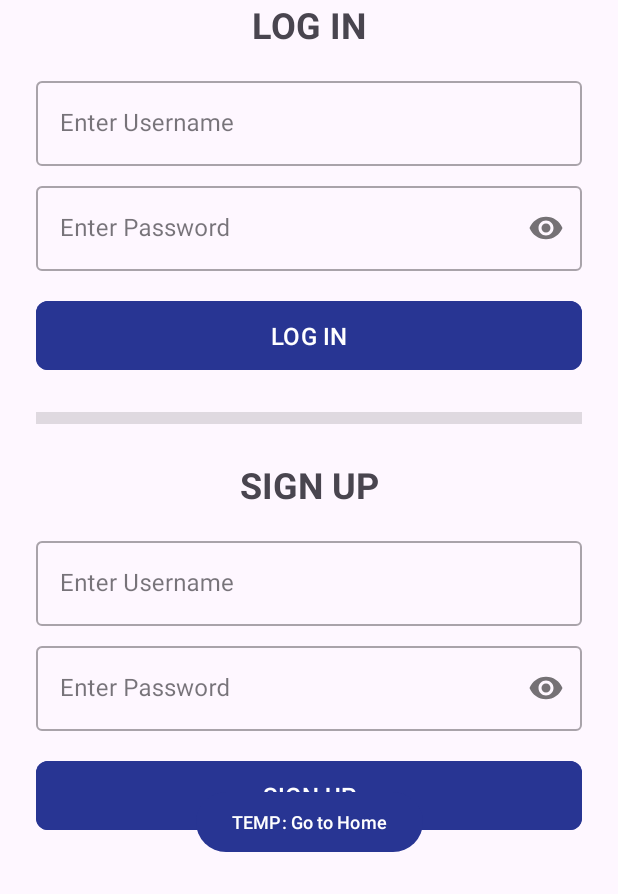
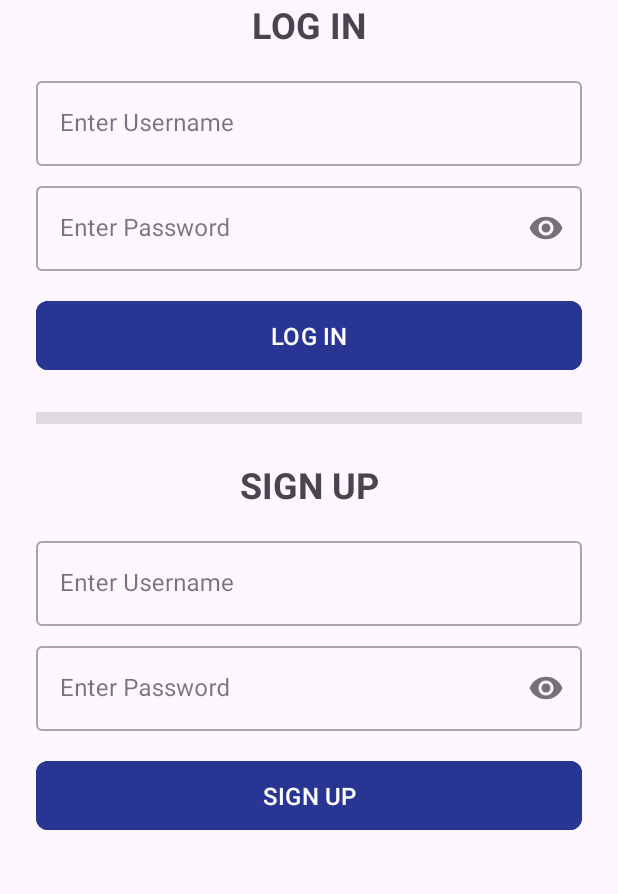
Before and after one commit to FortuneDayZ/TrippyTrips, an Android app: the AuthenticateFragment screen opened through its navigation route, on a phone screen of 412 x 824 dp, the part 342-1236 px from its top. Run offline under Robolectric (Android 15) with nearby library versions, the phone set to English and light mode, and no system bars.

Commit message:
Working UI with all func

```diff
--- a/app/src/main/java/edu/sjsu/android/group4trippytrips/AuthenticateFragment.java
+++ b/app/src/main/java/edu/sjsu/android/group4trippytrips/AuthenticateFragment.java
@@ -92,12 +92,6 @@
             }
         });
 
-        // TEMPORARY: Button to skip to HomeFragment
-        Button tempButtonGoHome = view.findViewById(R.id.tempButtonGoHome);
-        tempButtonGoHome.setOnClickListener(v ->
-                NavHostFragment.findNavController(AuthenticateFragment.this)
-                        .navigate(R.id.action_loginFragment_to_homeFragment)
-        );
 
         return view;
     }
--- a/app/src/main/res/layout/fragment_authenticate.xml
+++ b/app/src/main/res/layout/fragment_authenticate.xml
@@ -159,16 +159,4 @@
         app:layout_constraintStart_toStartOf="parent"
         app:layout_constraintEnd_toEndOf="parent" />
 
-    <Button
-        android:id="@+id/tempButtonGoHome"
-        android:layout_width="wrap_content"
-        android:layout_height="wrap_content"
-        android:text="@string/temp_go_to_home"
-        android:textSize="12sp"
-        app:layout_constraintBottom_toBottomOf="parent"
-        app:layout_constraintStart_toStartOf="parent"
-        app:layout_constraintEnd_toEndOf="parent"
-        app:layout_constraintTop_toBottomOf="@id/signupButton"
-        app:layout_constraintVertical_bias="1.0" />
-
 </androidx.constraintlayout.widget.ConstraintLayout>
--- a/app/src/main/res/navigation/nav_graph.xml
+++ b/app/src/main/res/navigation/nav_graph.xml
@@ -40,5 +40,12 @@
     <fragment
         android:id="@+id/settingsFragment"
         android:name="edu.sjsu.android.group4trippytrips.SettingsFragment"
-        android:label="Settings Page" />
+        android:label="Settings Page">
+        <action
+            android:id="@+id/action_settingsFragment_to_welcomePage"
+            app:destination="@id/welcomePage"
+            app:popUpTo="@id/welcomePage"
+            app:popUpToInclusive="true" />
+    </fragment>
+
 </navigation>
```
Also changed, not shown: app/src/main/java/edu/sjsu/android/group4trippytrips/SettingsFragment.java (+38 -0 lines).
